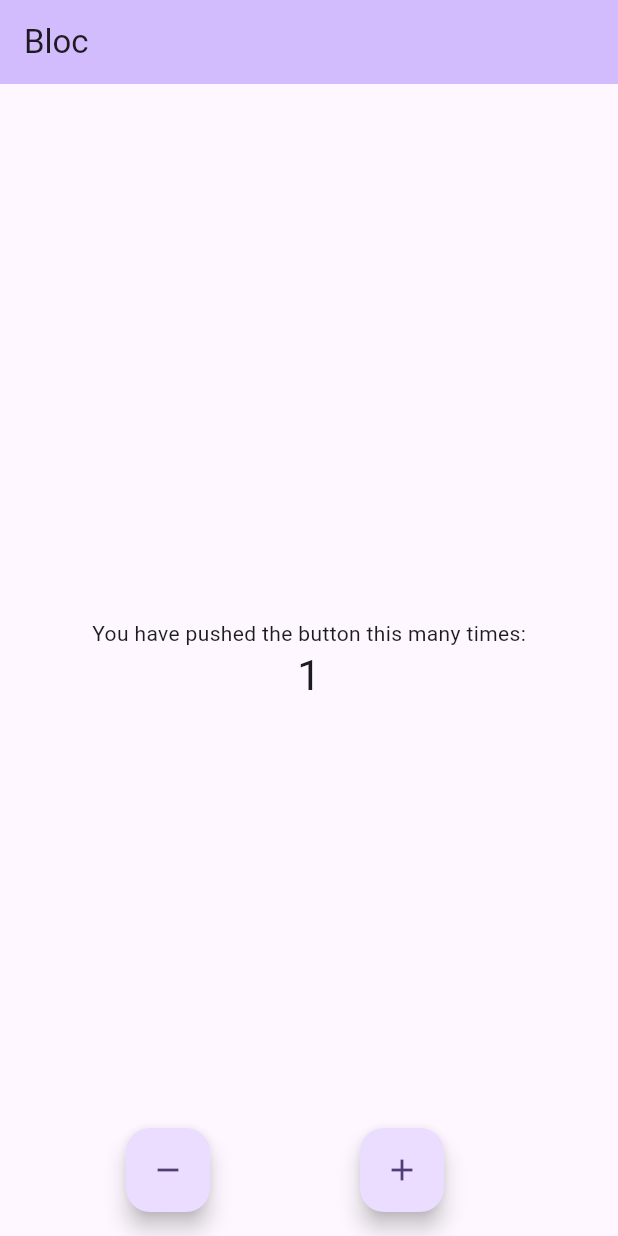
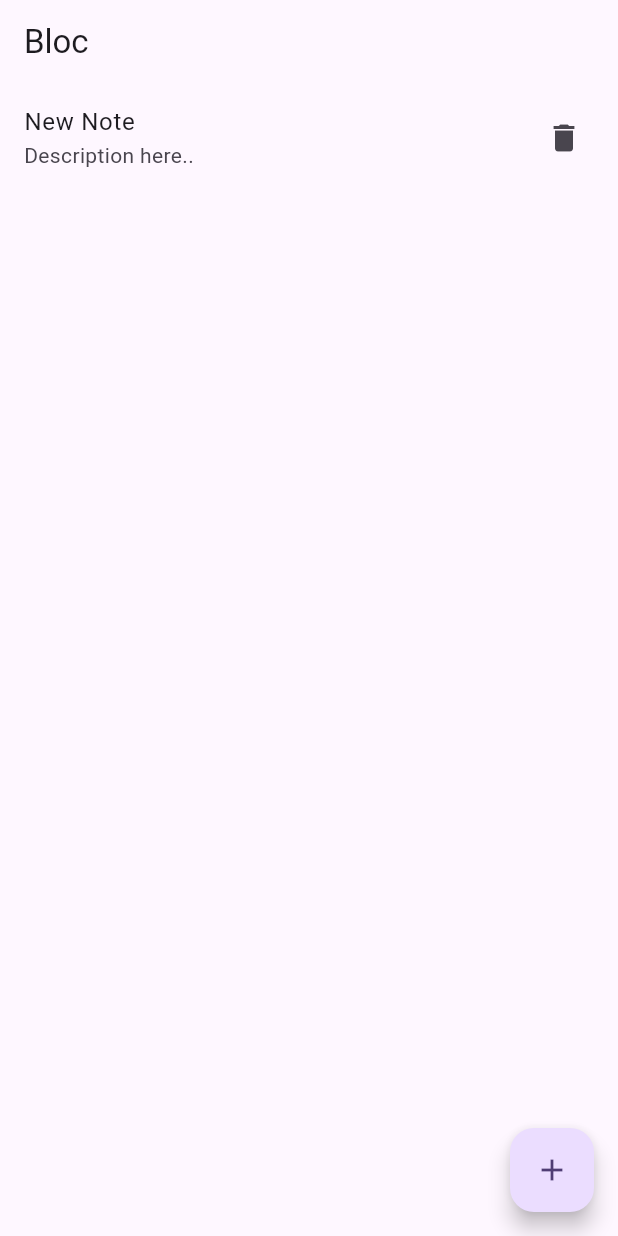
Before and after one commit to raunak2909/bloc_239, a Flutter app: the screen it shows after launch, after a tap on the "add" icon, on a phone screen of 412 x 824 dp. Run offline on Flutter 3.47's test engine with Material 3 defaults, Android fonts, the light colour scheme and no system bars; our stand-ins replace bloc, flutter_bloc.

Commit message:
Bloc with list<map>

```diff
--- a/lib/bloc/count_event.dart
+++ b/lib/bloc/count_event.dart
@@ -1,4 +1,4 @@
-abstract class CountEvent{}
+sealed class CountEvent{}
 
 class IncrementCount extends CountEvent{}
 class DecrementCount extends CountEvent{}
--- /dev/null
+++ b/lib/list_bloc/list_bloc.dart
@@ -0,0 +1,42 @@
+import 'package:bloc/bloc.dart';
+import 'package:bloc_239/list_bloc/list_state.dart';
+
+import 'list_event.dart';
+
+
+
+class ListBloc extends Bloc<ListEvent, ListState> {
+  ListBloc() : super(ListState(allNotes: [])) {
+
+    on<AddNoteEvent>((event, emit) {
+      var mData = state.allNotes;
+      mData.add({
+        'title' : event.title,
+        'desc' : event.desc
+      });
+      emit(ListState(allNotes: mData));
+    });
+
+    on<UpdateNoteEvent>((event, emit) {
+      var mData = state.allNotes;
+
+      mData[event.index] = {
+        'title' : event.updatedTitle,
+        'desc' : event.updatedDesc
+      };
+
+      emit(ListState(allNotes: mData));
+
+    });
+
+    on<DeleteNoteEvent>((event, emit){
+
+      var mData = state.allNotes;
+
+      mData.removeAt(event.index);
+
+      emit(ListState(allNotes: mData));
+
+    });
+  }
+}
--- /dev/null
+++ b/lib/list_bloc/list_event.dart
@@ -0,0 +1,20 @@
+abstract class ListEvent {}
+
+class AddNoteEvent extends ListEvent{
+  String title;
+  String desc;
+
+  AddNoteEvent({required this.title, required this.desc});
+}
+class UpdateNoteEvent extends ListEvent{
+  String updatedTitle;
+  String updatedDesc;
+  int index;
+
+  UpdateNoteEvent({required this.updatedTitle, required this.updatedDesc, required this.index});
+}
+class DeleteNoteEvent extends ListEvent{
+  int index;
+
+  DeleteNoteEvent({required this.index});
+}
--- /dev/null
+++ b/lib/list_bloc/list_state.dart
@@ -0,0 +1,10 @@
+class ListState{
+  List<Map<String, dynamic>> allNotes = [];
+
+  ListState({required this.allNotes});
+}
+
+
+/// next task
+ /// 1. handle db with bloc
+ /// 2. Expense UI
--- /dev/null
+++ b/lib/list_map_page.dart
@@ -0,0 +1,51 @@
+import 'package:bloc_239/list_bloc/list_bloc.dart';
+import 'package:bloc_239/list_bloc/list_event.dart';
+import 'package:bloc_239/list_bloc/list_state.dart';
+import 'package:flutter/material.dart';
+import 'package:flutter_bloc/flutter_bloc.dart';
+
+class ListMapPage extends StatelessWidget {
+
+  @override
+  Widget build(BuildContext context) {
+    return Scaffold(
+      appBar: AppBar(
+        title: Text('Bloc'),
+      ),
+      body: BlocBuilder<ListBloc, ListState>(
+        builder: (_, state){
+          print("length : ${state.allNotes.length}");
+          return ListView.builder(
+            itemCount: state.allNotes.length,
+              itemBuilder: (_, index){
+                return ListTile(
+                  onTap: (){
+                    context.read<ListBloc>().add(UpdateNoteEvent(updatedTitle: "UpdatedNote", updatedDesc: "with Updated desc", index: index));
+                  },
+                  title: Text(state.allNotes[index]['title']),
+                  subtitle: Text(state.allNotes[index]['desc']),
+                  trailing: InkWell(
+                    onTap: (){
+                      context.read<ListBloc>().add(DeleteNoteEvent(index: index));
+                    },
+                      child: Icon(Icons.delete)),
+                );
+              });
+        },
+      ),
+
+      floatingActionButton: FloatingActionButton(
+        onPressed: () {
+          context
+              .read<ListBloc>()
+              .add(AddNoteEvent(
+                  title: "New Note",
+                  desc: "Description here..")
+          );
+        },
+        child: Icon(Icons.add),
+      ),
+    );
+  }
+
+}
--- a/lib/main.dart
+++ b/lib/main.dart
@@ -1,8 +1,11 @@
 import 'package:bloc_239/bloc/count_bloc.dart';
 import 'package:bloc_239/bloc/count_event.dart';
 import 'package:bloc_239/bloc/count_state.dart';
+import 'package:bloc_239/list_map_page.dart';
 import 'package:flutter/material.dart';
 import 'package:flutter_bloc/flutter_bloc.dart';
+
+import 'list_bloc/list_bloc.dart';
 
 void main() {
   runApp(const MyApp());
@@ -36,9 +39,9 @@ class MyApp extends StatelessWidget {
         useMaterial3: true,
       ),
       home: BlocProvider(
-        create: (context) => CountBloc(),
-        child: MyHomePage(),
-      ),
+        create: (context) => ListBloc(),
+        child: ListMapPage(),
+      )
     );
   }
 }
```
